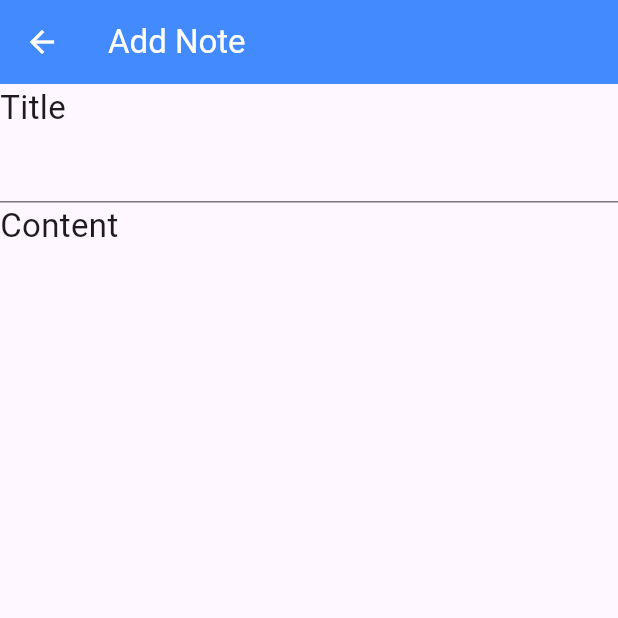
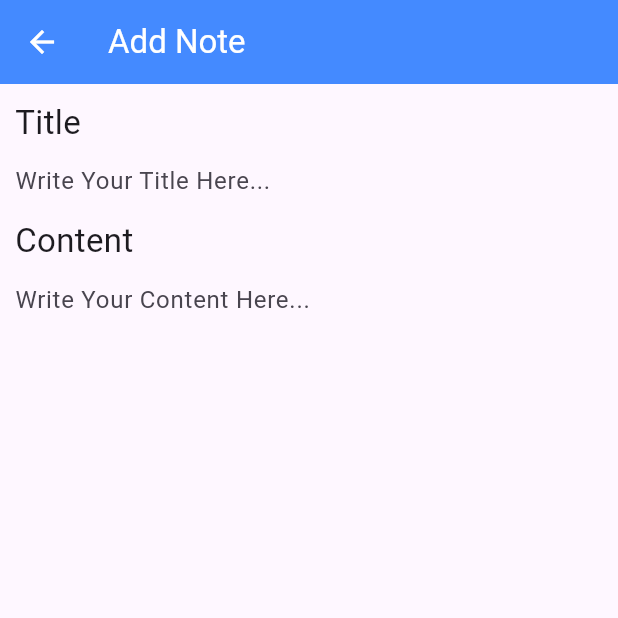
Before and after one commit to BaselMoustafa/notes_app_creativa, a Flutter app: the SetNoteScreen screen opened directly, on a phone screen of 412 x 824 dp, the top half of it. Run offline on Flutter 3.47's test engine with Material 3 defaults, Android fonts, the phone set to English and light mode, and no system bars.

Commit message:
custom text form field created

```diff
--- a/lib/screens/set_note_screen.dart
+++ b/lib/screens/set_note_screen.dart
@@ -4,7 +4,7 @@ import 'package:notes_app_creativa/style/app_colors.dart';
 import 'package:notes_app_creativa/style/app_text_styles.dart';
 import 'package:notes_app_creativa/widgets/custom_text_form_field.dart';
 
-class SetNoteScreen extends StatelessWidget {
+class SetNoteScreen extends StatefulWidget {
   const SetNoteScreen({
     super.key,
     required this.note,
@@ -13,31 +13,57 @@ class SetNoteScreen extends StatelessWidget {
   final Note? note;
 
   @override
+  State<SetNoteScreen> createState() => _SetNoteScreenState();
+}
+
+class _SetNoteScreenState extends State<SetNoteScreen> {
+  final TextEditingController titleController=TextEditingController();
+  final TextEditingController contentController=TextEditingController();
+
+  @override
+  void dispose() {
+    titleController.dispose();
+    contentController.dispose();
+    super.dispose();
+  }
+
+  @override
   Widget build(BuildContext context) {
     return Scaffold(
       appBar: AppBar(
         foregroundColor: AppColors.white,
         backgroundColor: AppColors.primary,
         title: Text(
-          note ==null?"Add Note":"Edit Note",
+          widget.note ==null?"Add Note":"Edit Note",
         ),
       ),
 
-      body: Column(
-        crossAxisAlignment: CrossAxisAlignment.start,
+      body: Padding(
+        padding: const EdgeInsets.all(10),
+        child: ListView(
           children: [
             Text(
               "Title",
               style: AppTextStyles.regular22,
             ),
 
-          CustomTextFormField(),
+            CustomTextFormField(
+              controller: titleController,
+              hintText: "Write Your Title Here...",
+            ),
 
             Text(
               "Content",
               style: AppTextStyles.regular22,
-          )
+            ),
+
+            CustomTextFormField(
+              controller: contentController,
+              hintText: "Write Your Content Here...",
+              maxLines: 7,
+            ),
           ],
+        ),
       ),
     );
   }
--- a/lib/widgets/custom_text_form_field.dart
+++ b/lib/widgets/custom_text_form_field.dart
@@ -1,29 +1,46 @@
 import 'package:flutter/material.dart';
+import 'package:notes_app_creativa/style/app_colors.dart';
 
 class CustomTextFormField extends StatefulWidget {
-  const CustomTextFormField({super.key});
+  const CustomTextFormField({
+    super.key,
+    required this.controller,
+    required this.hintText,
+    this.maxLines = 3,
+  });
+
+  final TextEditingController controller;
+  final String hintText;
+  final int maxLines;
 
   @override
   State<CustomTextFormField> createState() => _CustomTextFormFieldState();
 }
 
 class _CustomTextFormFieldState extends State<CustomTextFormField> {
-  TextEditingController controller = TextEditingController();
-
-  @override
-  void initState() {
-    // TODO: implement initState
-    super.initState();
-    controller.addListener((){
-      print("----------------");
-      print(controller.text);
-    });
-  }
 
   @override
   Widget build(BuildContext context) {
     return TextFormField(
-      controller: controller,
+      minLines: 1,
+      maxLines: widget.maxLines,
+      controller: widget.controller,
+      decoration: InputDecoration(
+        hintText:widget.hintText,
+        border: InputBorder.none,
+        focusedBorder: InputBorder.none,
+        enabledBorder: InputBorder.none,
+        errorBorder: UnderlineInputBorder(
+          borderSide: BorderSide(
+            color: AppColors.red
+          )
+        ),
+        focusedErrorBorder: UnderlineInputBorder(
+          borderSide: BorderSide(
+            color: AppColors.red
+          )
+        ),
+      ),
     );
   }
 }
```
Also changed, not shown: lib/widgets/custom_button.dart (added), 2 other files. Lines whose indentation alone changed are shown as unchanged.
